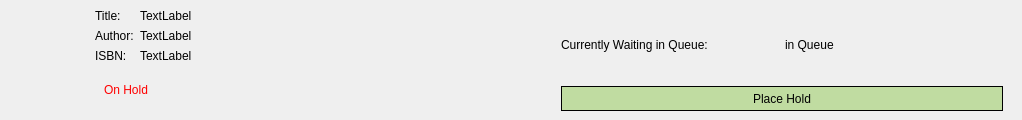
The window that viewBookItem.ui (Mr-Beastman/CS106_A2) describes before a commit, drawn with Qt 5.
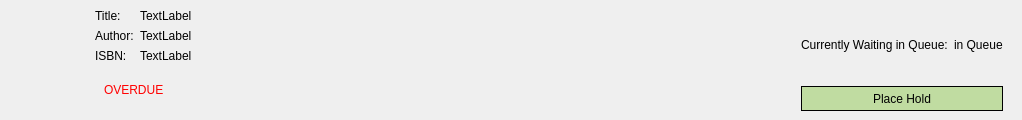
The same window after the commit. The open tabs and pages were chosen to show the change.

Commit message:
add book due and overdue displays
Using QDate program will identify if book is due in the next 7 days or is currently overdue. The viewBookList will update accordingly to display this to users and staff.

also corrected incorrect display in regards to a users place in line when awaiting a held book.

Patch:
```diff
--- a/viewBookItem.ui
+++ b/viewBookItem.ui
@@ -31,7 +31,7 @@
   <property name="windowTitle">
    <string>Form</string>
   </property>
-  <layout class="QHBoxLayout" name="horizontalLayout" stretch="2,0,0">
+  <layout class="QHBoxLayout" name="horizontalLayout" stretch="2,1,0">
    <property name="leftMargin">
     <number>10</number>
    </property>
@@ -196,7 +196,7 @@
       <item>
        <widget class="QStackedWidget" name="availabilityWidget">
         <property name="currentIndex">
-         <number>2</number>
+         <number>1</number>
         </property>
         <widget class="QWidget" name="availablePage">
          <layout class="QVBoxLayout" name="verticalLayout_9">
@@ -215,6 +215,40 @@
           </item>
          </layout>
         </widget>
+        <widget class="QWidget" name="overduePage">
+         <layout class="QVBoxLayout" name="verticalLayout_15">
+          <item>
+           <widget class="QLabel" name="overdueLabel">
+            <property name="styleSheet">
+             <string notr="true">#overdueLabel{
+	font: 700 12pt &quot;Segoe UI&quot;;
+	color: rgb(255, 0, 0);
+}</string>
+            </property>
+            <property name="text">
+             <string>OVERDUE</string>
+            </property>
+           </widget>
+          </item>
+         </layout>
+        </widget>
+        <widget class="QWidget" name="dueBackPage">
+         <layout class="QVBoxLayout" name="verticalLayout_16">
+          <item>
+           <widget class="QLabel" name="dueBackLabel">
+            <property name="styleSheet">
+             <string notr="true">#dueBackLabel{
+	font: 700 12pt &quot;Segoe UI&quot;;
+	color: rgb(226, 106, 1);
+}</string>
+            </property>
+            <property name="text">
+             <string>Book is due back soon</string>
+            </property>
+           </widget>
+          </item>
+         </layout>
+        </widget>
         <widget class="QWidget" name="checkedoutPage">
          <layout class="QVBoxLayout" name="verticalLayout_11">
           <item>
@@ -254,7 +288,7 @@
           <item>
            <widget class="QLabel" name="holdReadyDisplayLabel">
             <property name="styleSheet">
-             <string notr="true">#holdReadyLabel{
+             <string notr="true">#holdReadyDisplayLabel{
 	font: 700 12pt &quot;Segoe UI&quot;;
 	color: rgb(0, 170, 0);
 }</string>
@@ -290,8 +324,14 @@
    </item>
    <item>
     <widget class="QStackedWidget" name="optionsStackedWidget">
+     <property name="styleSheet">
+      <string notr="true">
+    font: 700 14pt &quot;Segoe UI&quot;;
+    color: rgb(0, 0, 0);
+</string>
+     </property>
      <property name="currentIndex">
-      <number>0</number>
+      <number>3</number>
      </property>
      <widget class="QWidget" name="userNotAvailablePage">
       <layout class="QVBoxLayout" name="verticalLayout_4">
@@ -299,6 +339,12 @@
         <layout class="QHBoxLayout" name="holdDisplayLayout">
          <item>
           <widget class="QLabel" name="holdNumberLabel">
+           <property name="styleSheet">
+            <string notr="true">#holdNumberLabel{
+    font: 700 14pt &quot;Segoe UI&quot;;
+    color: rgb(0, 0, 0);
+}</string>
+           </property>
            <property name="text">
             <string>Currently Waiting in Queue:</string>
            </property>
@@ -306,6 +352,12 @@
          </item>
          <item>
           <widget class="QLabel" name="holdTextLabel">
+           <property name="styleSheet">
+            <string notr="true">#holdTextLabel{
+    font: 700 14pt &quot;Segoe UI&quot;;
+    color: rgb(0, 0, 0);
+}</string>
+           </property>
            <property name="text">
             <string>in Queue</string>
            </property>
@@ -527,6 +579,12 @@
         <layout class="QHBoxLayout" name="holdActiveLabelLayout">
          <item>
           <widget class="QLabel" name="queuePlaceLabel">
+           <property name="styleSheet">
+            <string notr="true">#queuePlaceLabel{
+    font: 700 14pt &quot;Segoe UI&quot;;
+    color: rgb(0, 0, 0);
+}</string>
+           </property>
            <property name="text">
             <string>Place in Queue:</string>
            </property>
```
The commit also changes 11 other files.
